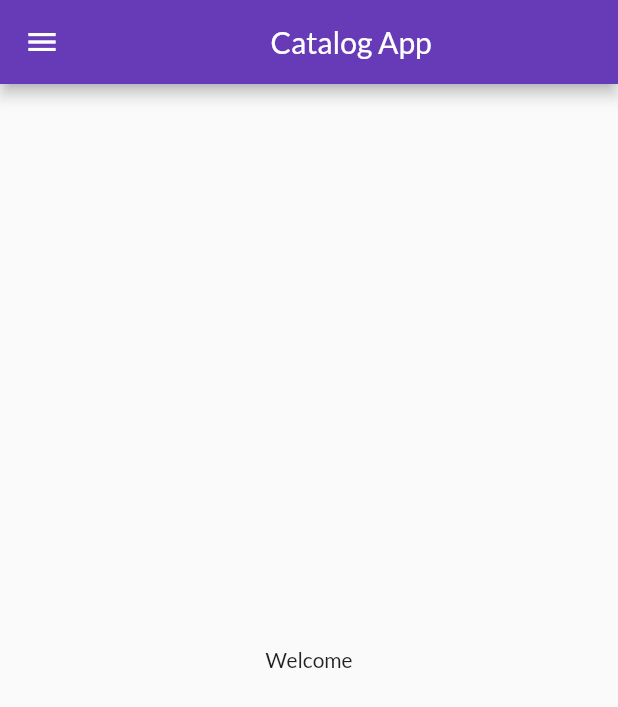
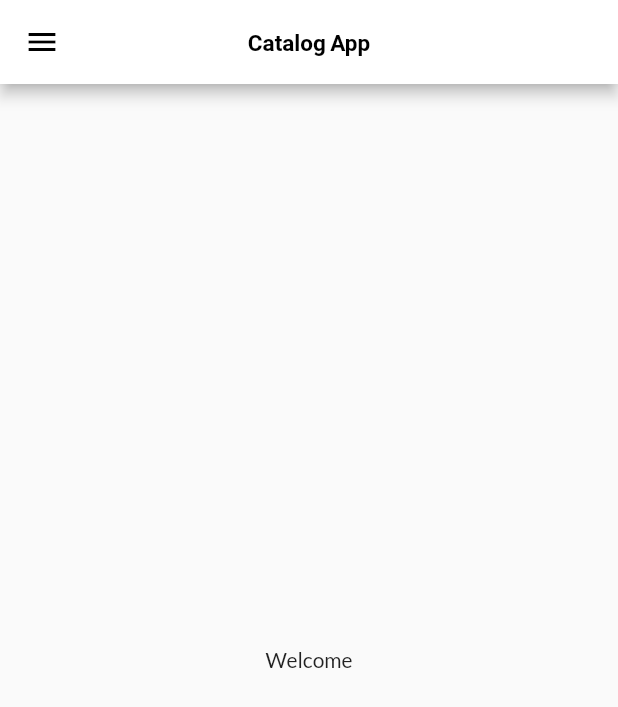
Before and after one commit to Niloydey59/flutter, a Flutter app: the screen it shows after launch, on a phone screen of 412 x 824 dp. Shown: the top 707 px of the screen. Run offline on Flutter 3.47's test engine with Material 2 defaults, Android fonts, the phone set to English and light mode, and no system bars; our stand-ins replace google_fonts.

Commit message:
Theme extracted

```diff
--- a/lib/main.dart
+++ b/lib/main.dart
@@ -3,6 +3,7 @@ import 'package:myapp/screens/home_page.dart';
 import 'package:myapp/screens/loginpage.dart';
 import 'package:google_fonts/google_fonts.dart';
 import 'package:myapp/utils/routes.dart';
+import 'package:myapp/widgets/themes.dart';
 
 void main()=>runApp(myapp());
 
@@ -14,13 +15,8 @@ class myapp extends StatelessWidget {
       //home: homepage(),
       debugShowCheckedModeBanner: false,
       themeMode: ThemeMode.light,
-      theme: ThemeData(
-        primarySwatch: Colors.deepPurple,
-        fontFamily: GoogleFonts.lato().fontFamily,
-      ),
-      darkTheme: ThemeData(
-        brightness: Brightness.dark,
-      ),
+      theme: MyTheme().lightTheme(context),
+      darkTheme: MyTheme().darkTheme(context),
       initialRoute: MyRoutes.HomeRoute,
       routes: {
         //"/": (context)=> LoginPage(),
--- a/lib/screens/home_page.dart
+++ b/lib/screens/home_page.dart
@@ -7,13 +7,14 @@ class HomePage  extends StatelessWidget {
   Widget build(BuildContext context) {
     return Scaffold(
       appBar: AppBar(
-        title: Center(
-            child: Text('Catalog App')
+        centerTitle: true,
+        title: Text("Catalog App")
+        ),
+      body: Center(
+        child: Container(
+            child: Text('Welcome')
         ),
       ),
-      body: Center(
-        child: Text('Welcome'),
-    ),
       drawer: MyDrawer(),
   );
   }
--- /dev/null
+++ b/lib/widgets/themes.dart
@@ -0,0 +1,25 @@
+import 'package:flutter/material.dart';
+import 'package:google_fonts/google_fonts.dart';
+
+class MyTheme{
+  ThemeData lightTheme(BuildContext context)=>
+    ThemeData(
+        primarySwatch: Colors.deepPurple,
+        fontFamily: GoogleFonts.lato().fontFamily,
+        appBarTheme: AppBarTheme(
+            color: Colors.white,
+            iconTheme: IconThemeData(color: Colors.black),
+            //textTheme: Theme.of(context).textTheme,
+            titleTextStyle: TextStyle(
+              color: Colors.black,
+              fontWeight: FontWeight.bold,
+              fontSize: 15,
+            )
+        )
+    );
+
+  ThemeData darkTheme(BuildContext context)=>
+      ThemeData(
+        brightness: Brightness.dark,
+      );
+  }
```
